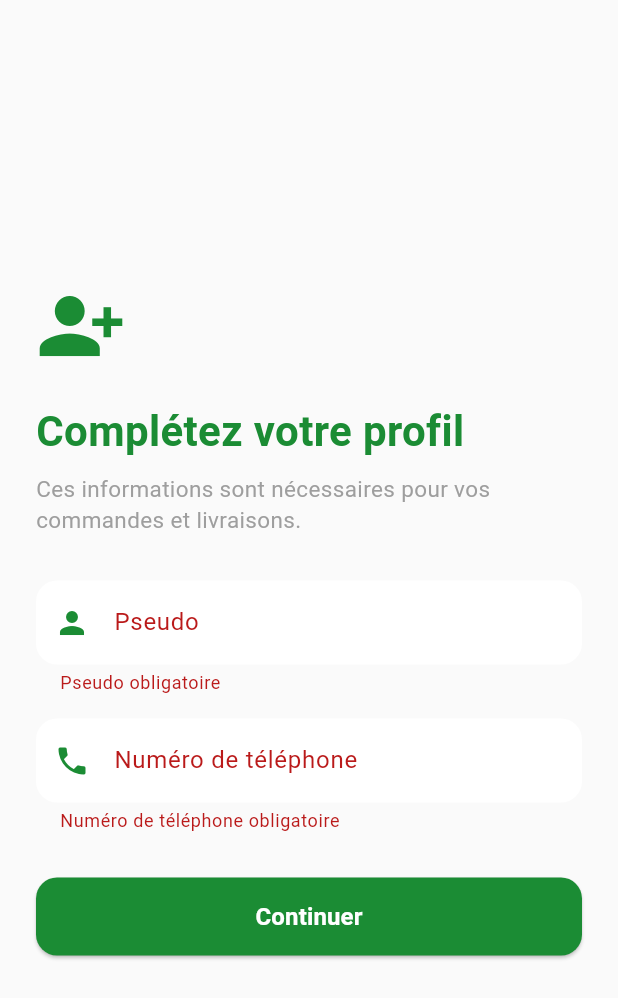
After one commit to RalisataRelahy/shop-mobile, a Flutter app: the CompleteProfileScreen screen opened by its route, after a tap on "Continuer", on a phone screen of 412 x 824 dp. The commit adds this screen. Shown: the top 998 px of the screen. Run offline on Flutter 3.47's test engine with Material 3 defaults, Android fonts, the phone set to English and light mode, and no system bars; our stand-ins replace dio, firebase_core, firebase_messaging, flutter_local_notifications, flutter_map, flutter_riverpod and 9 more; accounts and stored records are empty.

Commit message:
last commit for the third jalon. Starting synchronious featiures

```diff
--- a/lib/features/auth/views/login_screen.dart
+++ b/lib/features/auth/views/login_screen.dart
@@ -326,7 +326,7 @@ class _LoginScreenState extends ConsumerState<LoginScreen> {
                             Expanded(
                               child: _buildSocialButtonWithImage(
                                 label: 'Google',
-                                onTap: () {},
+                                onTap: () {ref.read(authControllerProvider.notifier).loginWithGoogle();},
                                 fontSize: (13.5 * scale).clamp(13.0, 16.0),
                                 radius: fieldRadius,
                               ),
--- a/lib/features/categorie/data/services/categorie_services.dart
+++ b/lib/features/categorie/data/services/categorie_services.dart
@@ -5,7 +5,7 @@ class CategorieServices {
   final SupabaseClient _supabase=Supabase.instance.client;
   Future<List<CategoriModel>> getAllCategories()async{
     try{
-      final response=await _supabase.from('categories').select('*').order('diplay_order');
+      final response=await _supabase.from('categories').select('*').order('display_order',ascending: true);
       return (response as List).map((json)=>CategoriModel.fromJson(json)).toList();
     }catch(e){
       throw Exception('Erreur lors de la récupération des catégories: $e');
--- /dev/null
+++ b/lib/features/profile/views/complete_your_profil_screen.dart
@@ -0,0 +1,179 @@
+import 'package:flutter/material.dart';
+import 'package:flutter_riverpod/flutter_riverpod.dart';
+import 'package:go_router/go_router.dart';
+import 'package:shop_good/features/auth/providers/auth_provider.dart';
+import '../../../app/theme/app_colors.dart';
+
+class CompleteProfileScreen extends ConsumerStatefulWidget {
+  const CompleteProfileScreen({super.key});
+  @override
+  ConsumerState<CompleteProfileScreen> createState() => _CompleteProfileScreenState();
+}
+
+class _CompleteProfileScreenState extends ConsumerState<CompleteProfileScreen> {
+  final pseudoController = TextEditingController();
+  final phoneController = TextEditingController();
+  final formKey = GlobalKey<FormState>();
+  @override
+  void dispose() {
+    pseudoController.dispose();
+    phoneController.dispose();
+    super.dispose();
+  }
+  Future<void> saveProfile() async {
+    if (!formKey.currentState!.validate()) {
+      return;
+    }
+    await ref.read(authControllerProvider.notifier)
+        .updateProfile(
+          pseudo: pseudoController.text.trim(),
+          phone: phoneController.text.trim(),
+        );
+    final state = ref.read(authControllerProvider);
+    if (!mounted) return;
+    if (!state.hasError) {
+      ref.invalidate(profileCompletedProvider);
+      context.go('/');
+    } else {
+      ScaffoldMessenger.of(context).showSnackBar(
+        SnackBar(
+          content: Text(
+            state.error.toString(),
+          ),
+        ),
+      );
+    }
+  }
+  @override
+  Widget build(BuildContext context) {
+    final authState = ref.watch(authControllerProvider);
+    final isLoading = authState.isLoading;
+
+    return Scaffold(
+      backgroundColor: Colors.grey.shade50,
+      body: SafeArea(
+        child: Center(
+          child: SingleChildScrollView(
+            padding: const EdgeInsets.all(24),
+            child: Form(
+              key: formKey,
+              child: Column(
+                crossAxisAlignment: CrossAxisAlignment.start,
+                children: [
+                  Icon(
+                    Icons.person_add_alt_1,
+                    size: 60,
+                    color: AppColors.primaryGreen,
+                  ),
+                  const SizedBox(height: 20),
+                  Text(
+                    "Complétez votre profil",
+                    style: TextStyle(
+                      fontSize: 28,
+                      fontWeight: FontWeight.bold,
+                      color: AppColors.primaryGreen,
+                    ),
+                  ),
+                  const SizedBox(height: 8),
+                  const Text(
+                    "Ces informations sont nécessaires "
+                        "pour vos commandes et livraisons.",
+                    style: TextStyle(
+                      fontSize: 15,
+                      color: Colors.grey,
+                    ),
+                  ),
+                  const SizedBox(height: 30),
+                  _buildField(
+                    controller: pseudoController,
+                    label: "Pseudo",
+                    icon: Icons.person,
+                  ),
+                  const SizedBox(height: 16),
+                  _buildField(
+                    controller: phoneController,
+                    label: "Numéro de téléphone",
+                    icon: Icons.phone,
+                    keyboardType: TextInputType.phone,
+                  ),
+                  const SizedBox(height: 30),
+                  SizedBox(
+                    width: double.infinity,
+                    height: 52,
+                    child: ElevatedButton(
+                      style: ElevatedButton.styleFrom(
+                        backgroundColor: AppColors.primaryGreen,
+                        shape: RoundedRectangleBorder(
+                          borderRadius: BorderRadius.circular(14),
+                        ),
+                      ),
+                      onPressed: isLoading
+                          ? null : saveProfile,
+                      child: isLoading
+                          ? const SizedBox(
+                        width: 22,
+                        height: 22,
+                        child: CircularProgressIndicator(
+                          strokeWidth: 2,
+                          color: Colors.white,
+                        ),
+                      ) : const Text(
+                        "Continuer",
+                        style: TextStyle(
+                          color: Colors.white,
+                          fontSize:16,
+                          fontWeight: FontWeight.bold,
+                        ),
+                      ),
+                    ),
+                  ),
+                ],
+              ),
+            ),
+          ),
+        ),
+      ),
+    );
+  }
+  Widget _buildField({
+    required TextEditingController controller,
+    required String label,
+    required IconData icon,
+    TextInputType? keyboardType,
+    int maxLines = 1,
+  }) {
+    return TextFormField(
+      controller:controller,
+      keyboardType: keyboardType,
+      maxLines: maxLines,
+      validator: (value) {
+        if(value == null ||
+            value.trim().isEmpty) {
+          return "$label obligatoire";
+        }
+        return null;
+      },
+      decoration:
+      InputDecoration(
+        labelText: label,
+        prefixIcon: Icon(
+          icon,
+          color: AppColors.primaryGreen,
+        ),
+        filled: true,
+        fillColor: Colors.white,
+        border: OutlineInputBorder(
+          borderRadius: BorderRadius.circular(14),
+          borderSide: BorderSide.none,
+        ),
+        focusedBorder: OutlineInputBorder(
+          borderRadius: BorderRadius.circular(14),
+          borderSide: BorderSide(
+            color: AppColors.primaryGreen,
+            width: 2,
+          ),
+        ),
+      ),
+    );
+  }
+}
```
Also changed, not shown: lib/app/router/approute.dart (+145 -52 lines), lib/features/auth/data/services/auth_service.dart (+9 -4 lines), lib/features/auth/providers/auth_provider.dart (+19 -1 lines), lib/main.dart (+6 -1 lines), lib/shared/providers/app_init_provider.dart (+34 -20 lines), lib/shared/services/notification_services.dart (+12 -4 lines), 2 other files.
